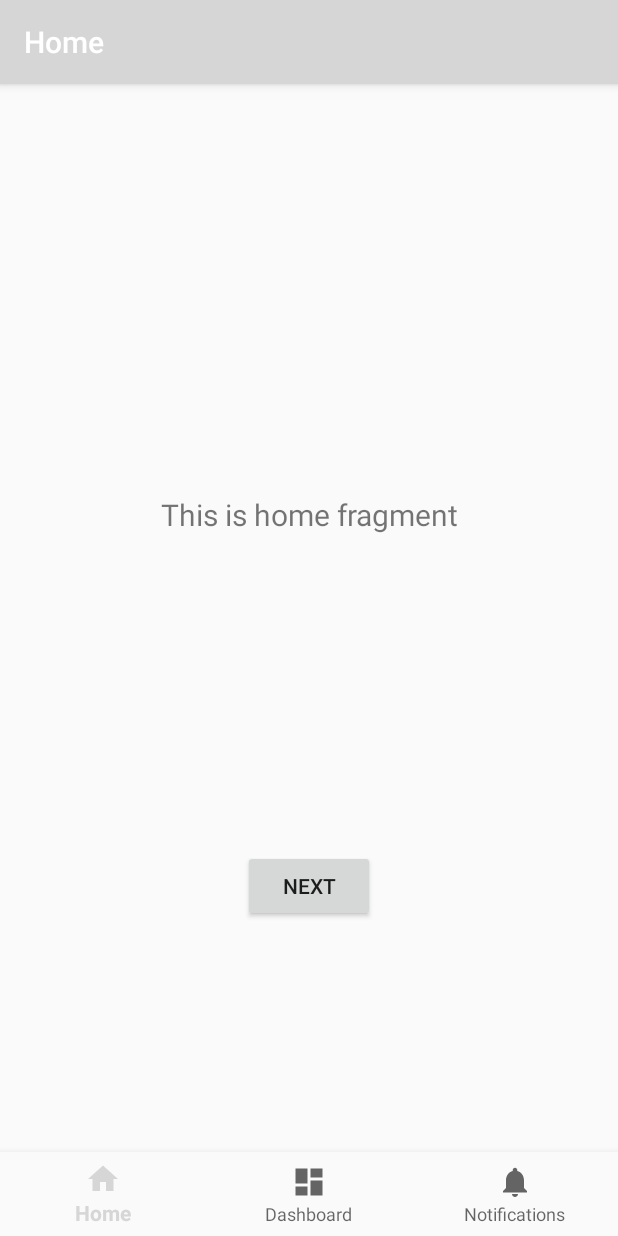
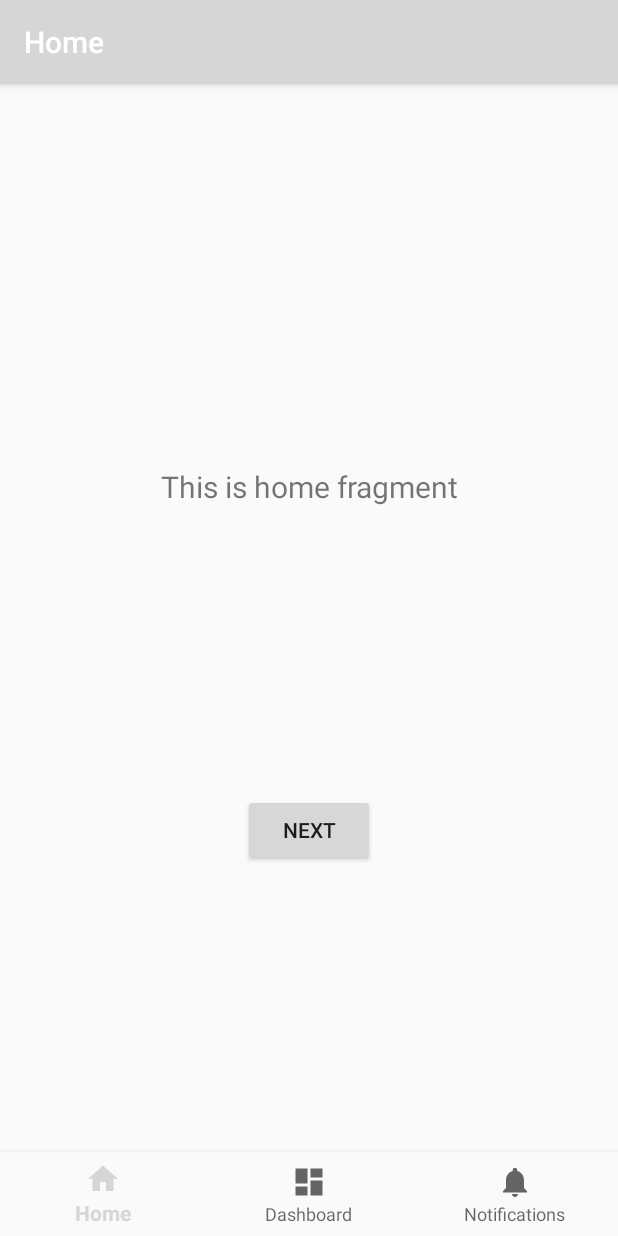
Before and after one commit to anhristian/play-numbers, an Android app: the MainActivity screen opened directly, with no data from a screen before it, on a phone screen of 412 x 824 dp. Run offline under Robolectric (Android 15) with nearby library versions, the phone set to English and light mode, and no system bars; our stand-ins replace Room's generated code, RxJava, navigation-ui.

Commit message:
Updated the android manifest.

```diff
--- a/app/src/main/java/edu/cnm/deepdive/playnumbers/controller/MainActivity.java
+++ b/app/src/main/java/edu/cnm/deepdive/playnumbers/controller/MainActivity.java
@@ -1,6 +1,8 @@
 package edu.cnm.deepdive.playnumbers.controller;
 
 import android.os.Bundle;
+import android.widget.Toast;
+import androidx.lifecycle.ViewModelProvider;
 import com.google.android.material.bottomnavigation.BottomNavigationView;
 import androidx.appcompat.app.AppCompatActivity;
 import androidx.navigation.NavController;
@@ -8,6 +10,7 @@ import androidx.navigation.Navigation;
 import androidx.navigation.ui.AppBarConfiguration;
 import androidx.navigation.ui.NavigationUI;
 import edu.cnm.deepdive.playnumbers.R;
+import edu.cnm.deepdive.playnumbers.viewmodel.MainViewModel;
 
 public class MainActivity extends AppCompatActivity {
 
@@ -24,6 +27,14 @@ public class MainActivity extends AppCompatActivity {
     NavController navController = Navigation.findNavController(this, R.id.nav_host_fragment);
     NavigationUI.setupActionBarWithNavController(this, navController, appBarConfiguration);
     NavigationUI.setupWithNavController(navView, navController);
+    MainViewModel viewModel = new ViewModelProvider(this).get(MainViewModel.class);
+    getLifecycle().addObserver(viewModel);
+    //Toast - view widget at the bottom of the screen that appears and disappears.
+    viewModel.getThrowable().observe(this, (throwable) -> {
+      if (throwable != null) {
+        //has a static factory method
+        Toast.makeText(this, throwable.getMessage(), Toast.LENGTH_LONG).show();
+      }
+    });
   }
-
 }
--- a/app/src/main/java/edu/cnm/deepdive/playnumbers/service/ActivityRepository.java
+++ b/app/src/main/java/edu/cnm/deepdive/playnumbers/service/ActivityRepository.java
@@ -48,6 +48,7 @@ public class ActivityRepository {
   }
   public Completable delete(Activity activity) {
     if (activity.getId() == 0) {
+      //the completable doesn't do anything.
       return Completable.fromAction(() -> {})
           .subscribeOn(Schedulers.io());
     } else {
--- a/app/src/main/java/edu/cnm/deepdive/playnumbers/service/PlayNumbersDatabase.java
+++ b/app/src/main/java/edu/cnm/deepdive/playnumbers/service/PlayNumbersDatabase.java
@@ -60,6 +60,8 @@ public abstract class PlayNumbersDatabase extends RoomDatabase {
     @Override
     public void onCreate(@NonNull SupportSQLiteDatabase db) {
       super.onCreate(db);
+      // TODO Create a map from file contents.
+      // TODO Persist map contents to database.
     }
   }
 
--- a/app/src/main/res/layout/activity_main.xml
+++ b/app/src/main/res/layout/activity_main.xml
@@ -22,7 +22,7 @@
   <fragment
     android:id="@+id/nav_host_fragment"
     android:layout_width="match_parent"
-    android:layout_height="match_parent"
+    android:layout_height="0dp"
     android:name="androidx.navigation.fragment.NavHostFragment"
     app:defaultNavHost="true"
     app:layout_constraintBottom_toTopOf="@id/nav_view"
```
Also changed, not shown: 1 other file.
